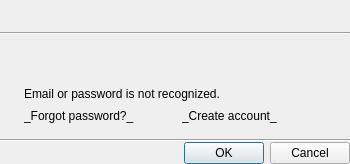
Above: client/libclient/src/ui/dialogs/cloud/connect_to_cloud_dialog.ui from networkoptix/nx_open before the change. Below: the same form after it.
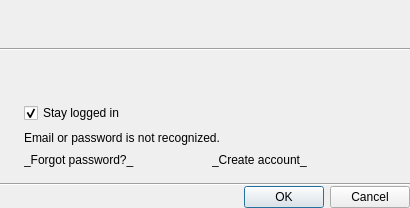
That is the form after the change. Custom widgets are drawn as their Qt base class.

Commit message:
VMS-4088 - Add "Stay logged" checkbox
<==== Mercurial data ====>
Branch: dev_3.0.0_gui

What changed in the file:
```diff
--- a/client/libclient/src/ui/dialogs/cloud/connect_to_cloud_dialog.ui
+++ b/client/libclient/src/ui/dialogs/cloud/connect_to_cloud_dialog.ui
@@ -6,8 +6,8 @@
    <rect>
     <x>0</x>
     <y>0</y>
-    <width>350</width>
-    <height>164</height>
+    <width>410</width>
+    <height>208</height>
    </rect>
   </property>
   <property name="windowTitle">
@@ -73,23 +73,6 @@
       <property name="spacing">
        <number>8</number>
       </property>
-      <item row="2" column="1">
-       <widget class="QLabel" name="invalidCredentialsLabel">
-        <property name="text">
-         <string>Email or password is not recognized.</string>
-        </property>
-       </widget>
-      </item>
-      <item row="0" column="0" colspan="2">
-       <widget class="QnInputField" name="loginInputField" native="true">
-        <property name="minimumSize">
-         <size>
-          <width>0</width>
-          <height>10</height>
-         </size>
-        </property>
-       </widget>
-      </item>
       <item row="1" column="0" colspan="2">
        <widget class="QnInputField" name="passwordInputField" native="true">
         <property name="minimumSize">
@@ -101,6 +84,13 @@
        </widget>
       </item>
       <item row="3" column="1">
+       <widget class="QLabel" name="invalidCredentialsLabel">
+        <property name="text">
+         <string>Email or password is not recognized.</string>
+        </property>
+       </widget>
+      </item>
+      <item row="4" column="1">
        <widget class="QWidget" name="linksWidget" native="true">
         <layout class="QHBoxLayout" name="horizontalLayout_3">
          <property name="leftMargin">
@@ -156,8 +146,25 @@
         </layout>
        </widget>
       </item>
-      <item row="3" column="0">
-       <widget class="QWidget" name="spacer" native="true"/>
+      <item row="0" column="0" colspan="2">
+       <widget class="QnInputField" name="loginInputField" native="true">
+        <property name="minimumSize">
+         <size>
+          <width>0</width>
+          <height>10</height>
+         </size>
+        </property>
+       </widget>
+      </item>
+      <item row="2" column="1">
+       <widget class="QCheckBox" name="stayLoggedInCheckBox">
+        <property name="text">
+         <string>Stay logged in</string>
+        </property>
+        <property name="checked">
+         <bool>true</bool>
+        </property>
+       </widget>
       </item>
      </layout>
     </widget>
```
Left out of the diff: 5 changed lines with no effect on the pictures. The commit also changes 1 other file.
